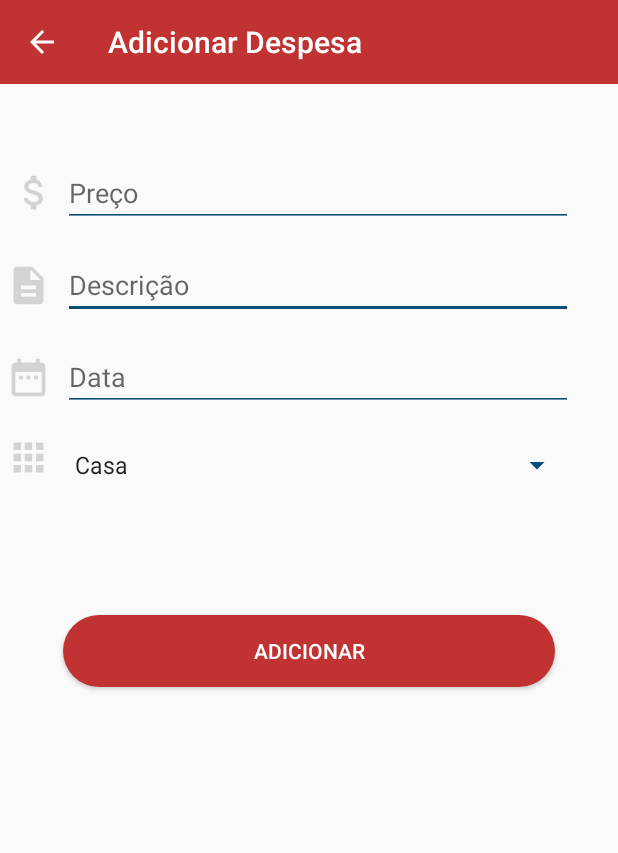
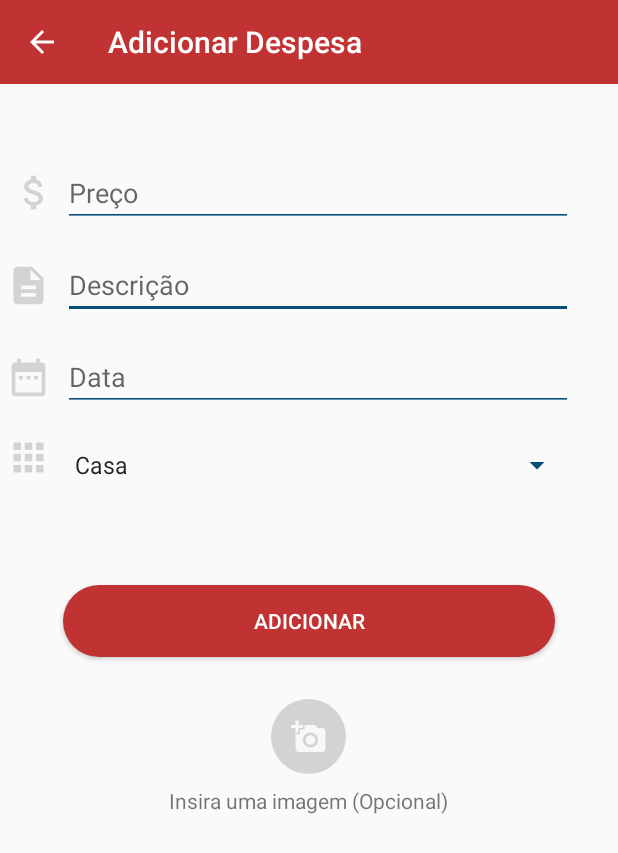
Before and after one commit to viniciusmesquitac/MobillsChallenge-Kotlin, an Android app: the screen it shows after launch once a user with an empty profile is signed in (InsertExpensesActivity), after a tap on an icon or button, on a phone screen of 412 x 824 dp. Shown: the top 853 px of the screen. Run offline under Robolectric (Android 15) with nearby library versions, the phone set to English and light mode, and no system bars; our stand-ins replace Firebase (no records; nobody signed in at launch, a user with empty details on screens opened directly); libraries missing offline, so code that uses them is left out: es.dmoral.toasty.

Commit message:
feature add image expense

```diff
--- a/app/build.gradle
+++ b/app/build.gradle
@@ -2,6 +2,7 @@ apply plugin: 'com.android.application'
 apply plugin: 'kotlin-android-extensions'
 apply plugin: 'kotlin-android'
 apply plugin: 'com.android.application'
+
 
 android {
     androidExtensions {
@@ -42,7 +43,7 @@ dependencies {
     implementation 'com.google.firebase:firebase-analytics:17.2.0'
     implementation 'com.google.firebase:firebase-core:16.0.8'
     implementation 'com.google.firebase:firebase-auth:17.0.0'
-    implementation 'com.google.firebase:firebase-storage:16.0.1'
+    implementation 'com.google.firebase:firebase-storage:17.0.0'
     implementation 'com.google.firebase:firebase-firestore:20.1.0'
     implementation 'com.github.GrenderG:Toasty:1.2.8'
     implementation "org.jetbrains.kotlin:kotlin-stdlib-jdk7:$kotlin_version"
--- a/app/src/main/java/com/example/financialapp/Adapter/InsightAdapter.kt
+++ b/app/src/main/java/com/example/financialapp/Adapter/InsightAdapter.kt
@@ -30,7 +30,7 @@ class InsightAdapter(context: Context, internal var dataSource: PieData): BaseAd
             rowView = inflater.inflate(R.layout.pie_chart_item, p2, false)
             val pieChartView = rowView.findViewById(R.id.pieChartView) as PieChart
 
-            getDataSource()
+            //getDataSource()
             pieChartView.setDrawEntryLabels(false)
             pieChartView.setUsePercentValues(true)
             pieChartView.description = null
@@ -44,7 +44,7 @@ class InsightAdapter(context: Context, internal var dataSource: PieData): BaseAd
     }
 
     private fun getDataSource() {
-        TODO("not implemented") //To change body of created functions use File | Settings | File Templates.
+
     }
 
     override fun getViewTypeCount(): Int {
--- a/app/src/main/java/com/example/financialapp/Fragments/ExpensesFragment.kt
+++ b/app/src/main/java/com/example/financialapp/Fragments/ExpensesFragment.kt
@@ -18,9 +18,8 @@ import com.example.financialapp.R
 import com.example.financialapp.View.IRecyclerView
 import com.example.financialapp.View.OnItemClickListener
 import com.google.android.material.bottomsheet.BottomSheetDialog
-import kotlinx.android.synthetic.main.activity_home.*
 import kotlinx.android.synthetic.main.dialog_info_expenses.view.*
-import kotlinx.android.synthetic.main.fragment_home.*
+import kotlinx.android.synthetic.main.fragment_expenses.*
 import java.text.NumberFormat
 import java.text.SimpleDateFormat
 
@@ -30,11 +29,10 @@ class ExpensesFragment : Fragment(), IRecyclerView {
     private lateinit var adapter: ExpensesAdapter
     private lateinit var expensesList : MutableList<Expense>
     private lateinit var firebaseRequest: FirebaseRequest
-    var teste = 0.0
 
     override fun onCreateView(inflater: LayoutInflater, container: ViewGroup?,
                               savedInstanceState: Bundle?): View? {
-        return inflater.inflate(R.layout.fragment_home, container, false)
+        return inflater.inflate(R.layout.fragment_expenses, container, false)
     }
 
     override fun onActivityCreated(savedInstanceState: Bundle?) {
@@ -128,7 +126,6 @@ class ExpensesFragment : Fragment(), IRecyclerView {
         expensesList.forEach {
             totalExpenses += it.price.toInt()
         }
-        teste = totalExpenses
         val nf = NumberFormat.getInstance()
         val input = nf.format(totalExpenses)
         txt_total_expenses?.setText(input)
--- a/app/src/main/java/com/example/financialapp/Fragments/IncomesFragment.kt
+++ b/app/src/main/java/com/example/financialapp/Fragments/IncomesFragment.kt
@@ -21,7 +21,7 @@ import com.example.financialapp.View.OnItemClickListener
 import com.google.android.material.bottomsheet.BottomSheetBehavior
 import com.google.android.material.bottomsheet.BottomSheetDialog
 import kotlinx.android.synthetic.main.dialog_info_expenses.view.*
-import kotlinx.android.synthetic.main.fragment_home.*
+import kotlinx.android.synthetic.main.fragment_expenses.*
 import kotlinx.android.synthetic.main.fragment_incomes.*
 import java.text.NumberFormat
 import java.text.SimpleDateFormat
--- a/app/src/main/java/com/example/financialapp/Fragments/InsightFragment.kt
+++ b/app/src/main/java/com/example/financialapp/Fragments/InsightFragment.kt
@@ -89,8 +89,10 @@ class InsightFragment : Fragment() {
                     incomesList.forEach {
                         totalValue += it.price.toInt()
                     }
+                    if(incomes_geral_state !=null) {
                         formatTextCurrency(incomes_geral_state, totalValue)
                         fetchDataExpenses(totalValue)
+                    }
                 }
 
     }
@@ -110,10 +112,12 @@ class InsightFragment : Fragment() {
                     expensesList.forEach {
                         totalPrice -= it.price.toInt()
                     }
+                    if (expenses_geral_state !=null || txt_total_insight!=null) {
                         formatTextCurrency(expenses_geral_state, totalPrice)
                         totalValue = tv + totalPrice
                         formatTextCurrency(txt_total_insight, totalValue)
                         setPieChart(expensesList)
+                    }
                 }
     }
 
--- a/app/src/main/java/com/example/financialapp/HomeActivity.kt
+++ b/app/src/main/java/com/example/financialapp/HomeActivity.kt
@@ -120,6 +120,7 @@ class HomeActivity : AppCompatActivity(), ILoginView, INavBottomView {
 //                getWindow().setStatusBarColor(Color.parseColor("#054F77"))
             } else if (navigationView.currentFragment is InsightFragment) {
                 fab.visibility = View.GONE
+                toolbar.setTitle("Insight")
 //                getWindow().setStatusBarColor(Color.parseColor("#CCCC00"))
             }
 //
--- a/app/src/main/java/com/example/financialapp/Service/InterfaceFirestoreRequest.kt
+++ b/app/src/main/java/com/example/financialapp/Service/InterfaceFirestoreRequest.kt
@@ -9,7 +9,7 @@ import java.util.*
 interface InterfaceFirestoreRequest {
     fun fetchFirebase(collectionPath: String): Task<QuerySnapshot>
 
-    fun saveExpenseInFirebase(collectionPath: String, price: Double, description: String, date: Date, category: String)
+    fun saveExpenseInFirebase(collectionPath: String, price: Double, description: String, date: Date, category: String, image: String)
     fun saveIncomeInFirebase(collectionPath: String, price: Double, description: String, date: Date)
 
     fun updateExpenseInFirebase(collectionPath: String, expense: Expense)
--- a/app/src/main/res/layout/activity_home.xml
+++ b/app/src/main/res/layout/activity_home.xml
@@ -36,7 +36,7 @@
         android:layout_width="match_parent"
         android:layout_height="match_parent"
         app:layout_behavior="@string/appbar_scrolling_view_behavior"
-        app:layout_constraintTop_toBottomOf="@+id/toolbar">
+        app:layout_constraintTop_toBottomOf="@+id/card_view">
 
     </FrameLayout>
 
--- a/app/src/main/res/layout/activity_insert_expenses.xml
+++ b/app/src/main/res/layout/activity_insert_expenses.xml
@@ -63,7 +63,7 @@
         android:layout_width="0dp"
         android:layout_height="wrap_content"
         android:layout_marginStart="42dp"
-        android:layout_marginTop="80dp"
+        android:layout_marginTop="60dp"
         android:layout_marginEnd="42dp"
         android:background="@drawable/button_rounded"
         android:backgroundTint="@color/colorRed"
@@ -137,5 +137,42 @@
         app:layout_constraintVertical_bias="0.0"
         app:srcCompat="@drawable/category" />
 
+    <ImageButton
+        android:id="@+id/btnAddPhoto"
+        android:layout_width="50dp"
+        android:layout_height="50dp"
+        android:clickable="true"
+        android:background="@drawable/button_rounded"
+        android:backgroundTint="@color/colorGray50Op"
+        android:src="@drawable/add_photo"
+        app:layout_constraintBottom_toBottomOf="@+id/imageView_attach"
+        app:layout_constraintEnd_toEndOf="@+id/imageView_attach"
+        app:layout_constraintHorizontal_bias="0.498"
+        app:layout_constraintStart_toStartOf="@+id/imageView_attach"
+        app:layout_constraintTop_toTopOf="@+id/imageView_attach"
+        app:layout_constraintVertical_bias="0.241" />
+
+    <ImageView
+        android:id="@+id/imageView_attach"
+        android:layout_width="300dp"
+        android:layout_height="100dp"
+        android:layout_marginTop="16dp"
+        android:adjustViewBounds="true"
+        android:visibility="invisible"
+        app:layout_constraintEnd_toEndOf="@+id/btnCreatePayment"
+        app:layout_constraintStart_toStartOf="@+id/btnCreatePayment"
+        app:layout_constraintTop_toBottomOf="@+id/btnCreatePayment"
+        tools:srcCompat="@tools:sample/backgrounds/scenic[10]" />
+
+    <TextView
+        android:id="@+id/txt_addImageDescript"
+        android:layout_width="wrap_content"
+        android:layout_height="wrap_content"
+        android:layout_marginTop="8dp"
+        android:text="Insira uma imagem (Opcional)"
+        app:layout_constraintEnd_toEndOf="@+id/btnAddPhoto"
+        app:layout_constraintStart_toStartOf="@+id/btnAddPhoto"
+        app:layout_constraintTop_toBottomOf="@+id/btnAddPhoto" />
+
 
 </androidx.constraintlayout.widget.ConstraintLayout>
--- a/app/src/main/res/layout/fragment_home.xml
+++ b/app/src/main/res/layout/fragment_expenses.xml
@@ -67,7 +67,7 @@
             android:layout_height="wrap_content"
             android:layout_gravity="center"
             android:layout_marginTop="25dp"
-            android:text="Saldo total"
+            android:text="Saldo de despesas"
             android:textColor="@color/colorWhite" />
 
         <TextView
--- a/app/src/main/res/layout/fragment_incomes.xml
+++ b/app/src/main/res/layout/fragment_incomes.xml
@@ -66,7 +66,7 @@
             android:layout_height="wrap_content"
             android:layout_gravity="center"
             android:layout_marginTop="25dp"
-            android:text="Saldo total"
+            android:text="Saldo de receitas"
             android:textColor="@color/colorWhite" />
 
 
```
Also changed, not shown: app/src/main/java/com/example/financialapp/InsertExpensesActivity.kt (+85 -19 lines), app/src/main/java/com/example/financialapp/Model/Expense.kt (+5 -7 lines), app/src/main/java/com/example/financialapp/Service/FirebaseRequest.kt (+5 -2 lines). Lines whose indentation alone changed are shown as unchanged.
